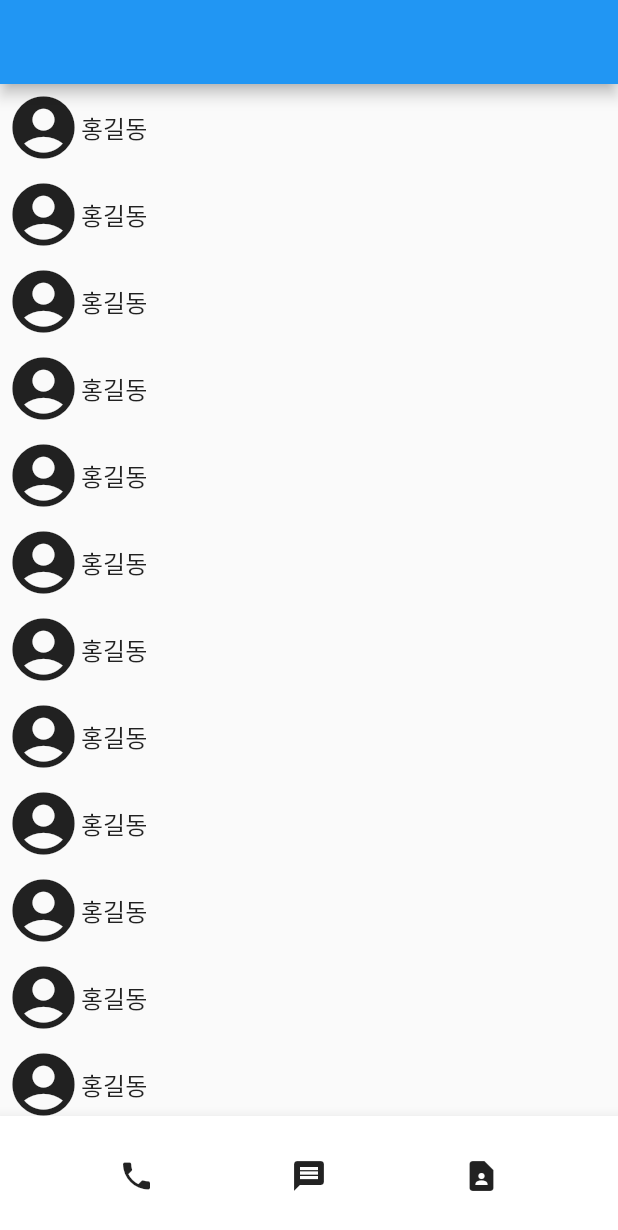
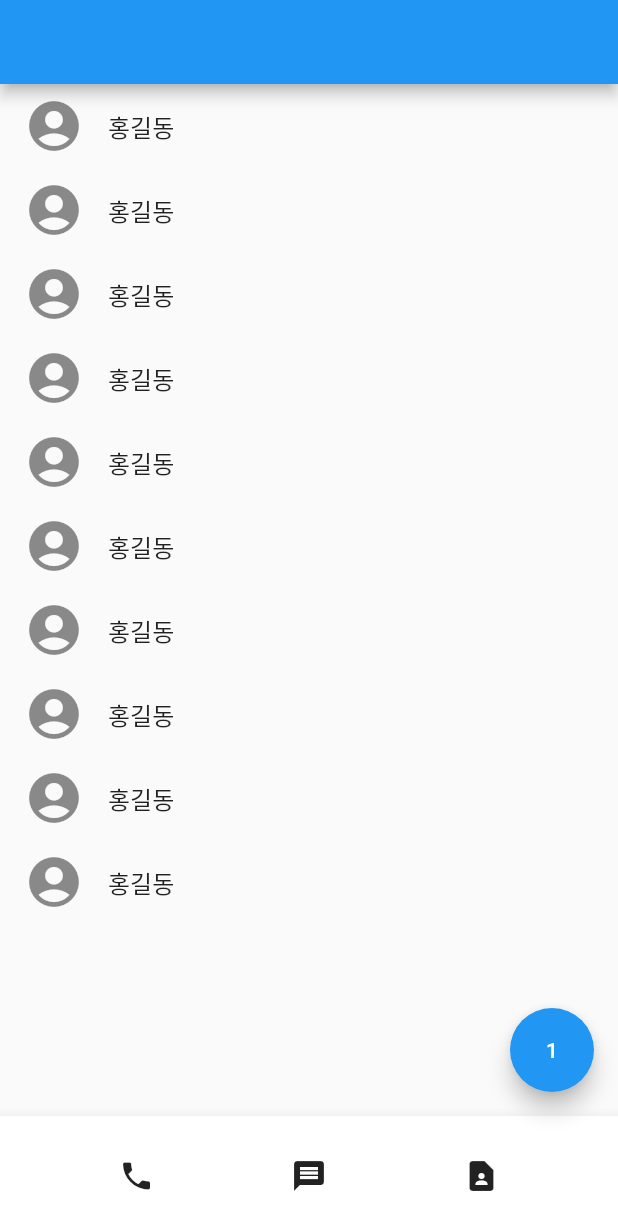
Before and after one commit to sunm-in/Learning_Flutter, a Flutter app: the screen it shows after launch, on a phone screen of 412 x 824 dp. Shown: the top 1230 px of the screen. Run offline on Flutter 3.47's test engine with Material 2 defaults, Android fonts, the phone set to English and light mode, and no system bars; our stand-ins replace contacts_service, image_picker, permission_handler, shared_preferences.

Commit message:
ListTitle, ListView builder, floatingActionButton

```diff
--- a/contact-prac/lib/main.dart
+++ b/contact-prac/lib/main.dart
@@ -2,40 +2,34 @@ import 'package:flutter/cupertino.dart';
 import 'package:flutter/material.dart';
 
 void main() {
-  runApp(const MyApp());
+  runApp(MyApp());
 }
 
 class MyApp extends StatelessWidget {
-  const MyApp({Key? key}) : super(key: key);
+  MyApp({Key? key}) : super(key: key);
+
+  var a = 1;
 
   @override
   Widget build(BuildContext context) {
     return MaterialApp(
         debugShowCheckedModeBanner: false,
         home: Scaffold(
+            floatingActionButton: FloatingActionButton(
+              child: Text(a.toString()),
+              onPressed: () {
+                print(a);
+                a++;
+              },
+            ),
             appBar: AppBar(),
-            body: ListView(
-              children: [
-                ListItem(),
-                ListItem(),
-                ListItem(),
-                ListItem(),
-                ListItem(),
-                ListItem(),
-                ListItem(),
-                ListItem(),
-                ListItem(),
-                ListItem(),
-                ListItem(),
-                ListItem(),
-                ListItem(),
-                ListItem(),
-                ListItem(),
-                ListItem(),
-                ListItem(),
-                ListItem(),
-                ListItem(),
-              ],
+            body: ListView.builder(
+              itemCount: 10,
+              itemBuilder: (context, index) {
+                // print(index);
+                return ListItem();
+                // Text(index.toString()); // Text 안에는 문자열만 들어갈 수 있다.
+              },
             ),
             bottomNavigationBar: BottomNavBar()));
   }
@@ -46,22 +40,29 @@ class ListItem extends StatelessWidget {
 
   @override
   Widget build(BuildContext context) {
-    return Container(
-        padding: EdgeInsets.all(4),
-        child: Row(
-          mainAxisAlignment: MainAxisAlignment.start,
-          crossAxisAlignment: CrossAxisAlignment.center,
-          children: [
-            Icon(
-              Icons.account_circle,
-              size: 50,
-            ),
-            Text(
-              '홍길동',
-              style: TextStyle(fontSize: 16, fontWeight: FontWeight.w500),
-            )
-          ],
-        ));
+    return ListTile(
+      leading: Icon(
+        Icons.account_circle,
+        size: 40,
+      ),
+      title: Text('홍길동'),
+    );
+    // Container(
+    //   padding: EdgeInsets.all(4),
+    //   child: Row(
+    //     mainAxisAlignment: MainAxisAlignment.start,
+    //     crossAxisAlignment: CrossAxisAlignment.center,
+    //     children: [
+    //       Icon(
+    //         Icons.account_circle,
+    //         size: 50,
+    //       ),
+    //       Text(
+    //         '홍길동',
+    //         style: TextStyle(fontSize: 16, fontWeight: FontWeight.w500),
+    //       )
+    //     ],
+    //   ));
   }
 }
 
```
